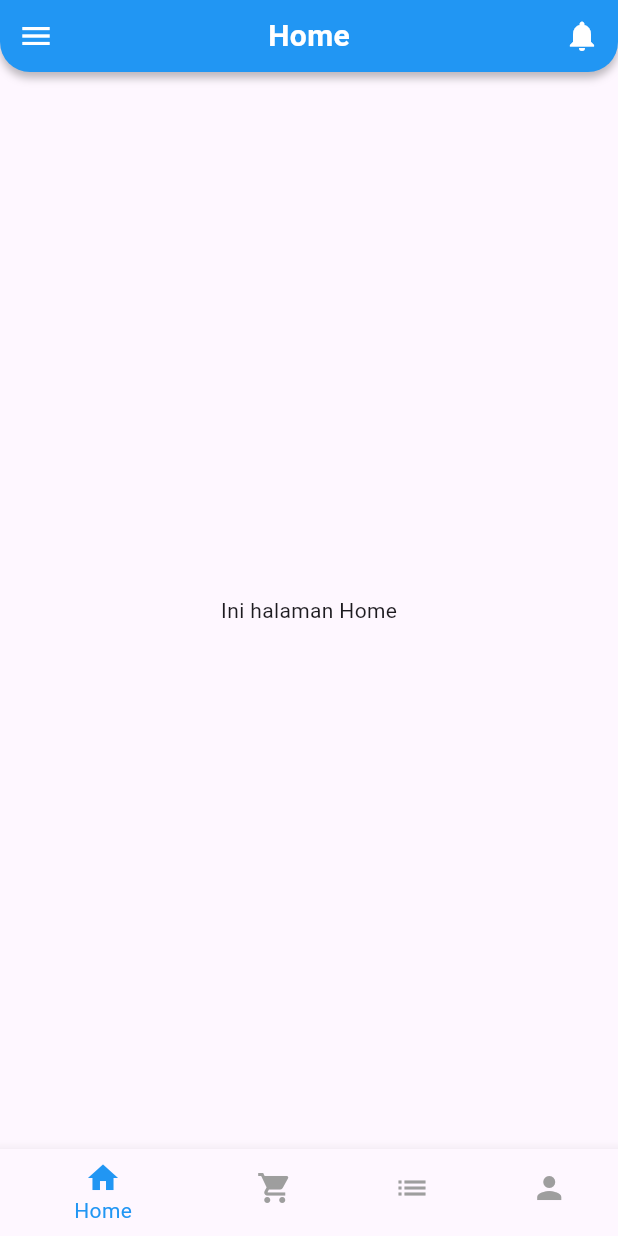
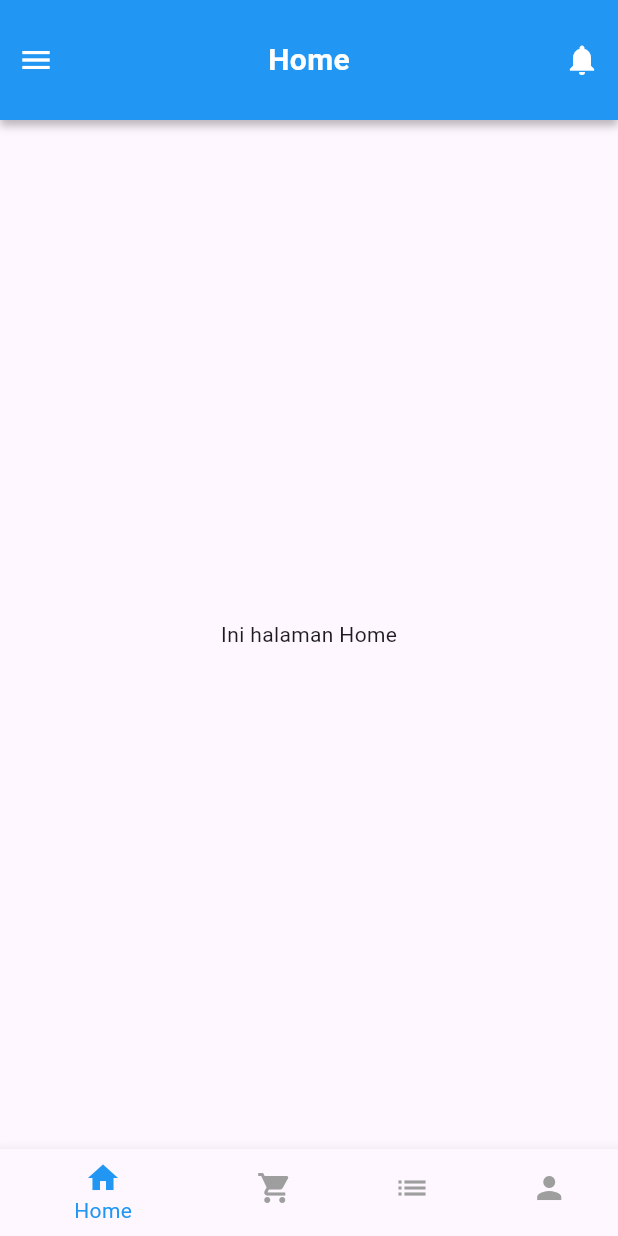
Before and after one commit to alifroject/Eccomerce-1stDayOfDart, a Flutter app: the screen it shows after launch, on a phone screen of 412 x 824 dp. Run offline on Flutter 3.47's test engine with Material 3 defaults, Android fonts, the phone set to English and light mode, and no system bars.

Commit message:
changing height

```diff
--- a/lib/main.dart
+++ b/lib/main.dart
@@ -21,4 +21,5 @@ class MyApp extends StatelessWidget {
       home: MainScreen(),
     );
   }
+
 }
--- a/lib/views/home_screen.dart
+++ b/lib/views/home_screen.dart
@@ -5,13 +5,14 @@ class HomeScreen extends StatelessWidget {
   Widget build(BuildContext context) {
     return Scaffold(
       appBar: PreferredSize(
-        preferredSize: Size.fromHeight(80), // Sesuaikan tinggi AppBar
+        preferredSize: Size.fromHeight(80),
         child: Container(
+          height: 100,
           decoration: BoxDecoration(
             color: Colors.blue, // Ganti warna sesuai selera
             borderRadius: BorderRadius.only(
-              bottomLeft: Radius.circular(20),
-              bottomRight: Radius.circular(20),
+              bottomLeft: Radius.circular(0),
+              bottomRight: Radius.circular(0),
             ),
             boxShadow: [
               BoxShadow(
--- a/lib/views/main_screen.dart
+++ b/lib/views/main_screen.dart
@@ -14,9 +14,8 @@ class MainScreen extends StatefulWidget {
 class _MainScreenState extends State<MainScreen> {
   int _selectedIndex = 0;
 
-  // List halaman yang bisa dipilih di navigasi bawah
   final List<Widget> _pages = [
-    HomeScreen(), // Hapus `const`
+    HomeScreen(), //
     OrdersScreen(),
     CartScreen(),
     ProfileScreen(),
@@ -31,12 +30,11 @@ class _MainScreenState extends State<MainScreen> {
   @override
   Widget build(BuildContext context) {
     return Scaffold(
-      body: _pages[_selectedIndex], // Menampilkan halaman yang dipilih
+      body: _pages[_selectedIndex],
       bottomNavigationBar: BottomNavigationBar(
-        backgroundColor: Colors.white, // Warna background navbar
-        selectedItemColor: Colors.blue, // Warna ikon/tulisan yang dipilih
-        unselectedItemColor:
-            Colors.grey, // Warna ikon/tulisan yang tidak dipilih
+        backgroundColor: Colors.white,
+        selectedItemColor: Colors.blue,
+        unselectedItemColor: Colors.grey,
         currentIndex: _selectedIndex,
         onTap: _onItemTapped,
         items: const [
```
